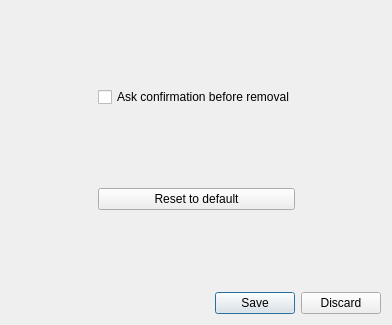
MickaelOnTheWave/InvoiceManager, file InvoiceGui/src/ui/SettingsPage.ui: the form before one commit.
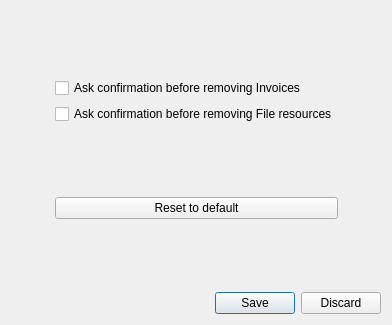
The form after the commit.

```diff
--- a/InvoiceGui/src/ui/SettingsPage.ui
+++ b/InvoiceGui/src/ui/SettingsPage.ui
@@ -47,7 +47,14 @@
        <item>
         <widget class="QCheckBox" name="removeConfirmBox">
          <property name="text">
-          <string>Ask confirmation before removal</string>
+          <string>Ask confirmation before removing Invoices</string>
+         </property>
+        </widget>
+       </item>
+       <item>
+        <widget class="QCheckBox" name="removeFileBox">
+         <property name="text">
+          <string>Ask confirmation before removing File resources</string>
          </property>
         </widget>
        </item>
```
Left out of the diff: 2 changed lines with no effect on the pictures.
